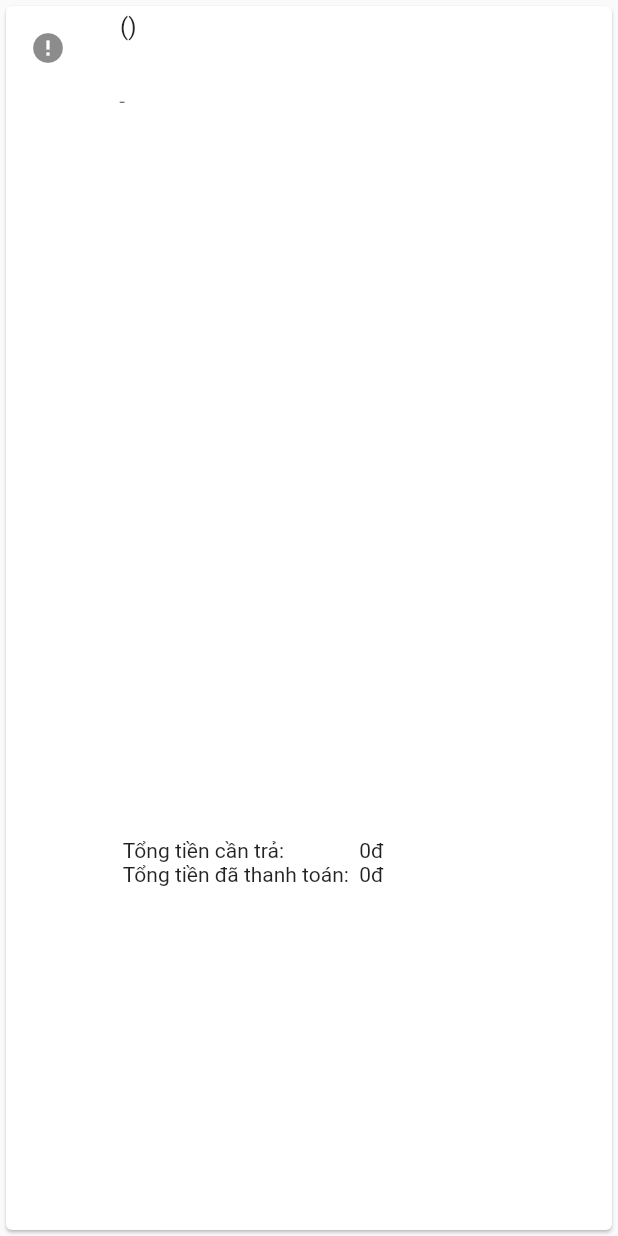
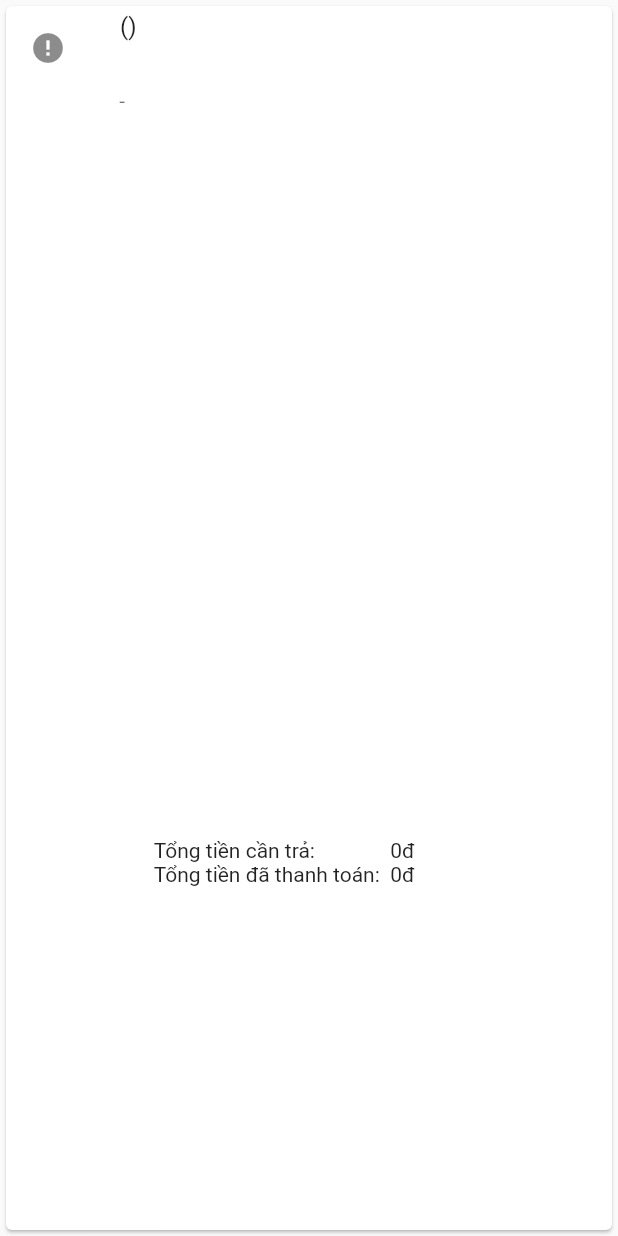
Before and after one commit to khangzxrr/hui_management_flutter, a Flutter app: the SingleMemberScreen widget shown alone on an empty page, opened directly with empty values, on a phone screen of 412 x 824 dp. Run offline on Flutter 3.47's test engine with Material 2 defaults, Android fonts, the phone set to English and light mode, and no system bars; drawn by our look-alikes of cached_network_image; our stand-ins replace after_layout, auto_route, cross_file, currency_text_input_formatter, firebase_core, firebase_storage and 7 more; missing offline and left inert: form_builder_extra_fields, form_builder_image_picker, pluto_grid; accounts and stored records are empty; network calls fail; statements that could not run were skipped.

Commit message:
fix display on iphone

```diff
--- a/lib/view/member/members_report.dart
+++ b/lib/view/member/members_report.dart
@@ -51,7 +51,7 @@ class SingleMemberReport extends StatelessWidget {
               height: 10,
             ),
             SizedBox(
-              width: isOnPhone ? MediaQuery.of(context).size.width * 0.8 : MediaQuery.of(context).size.width * 0.3,
+              width: isOnPhone ? MediaQuery.of(context).size.width * 0.9 : MediaQuery.of(context).size.width * 0.3,
               child: Padding(
                 padding: isOnPhone ? const EdgeInsets.fromLTRB(0, 5, 0, 10) : const EdgeInsets.fromLTRB(0, 0, 10, 0),
                 child: Row(
--- a/lib/view/payments/payments_members_view.dart
+++ b/lib/view/payments/payments_members_view.dart
@@ -30,7 +30,7 @@ class SingleMemberScreen extends StatelessWidget {
               mainAxisAlignment: MainAxisAlignment.spaceBetween,
               children: [
                 SizedBox(
-                  width: MediaQuery.of(context).size.width * (isOnPhone ? 0.8 : 0.6),
+                  width: MediaQuery.of(context).size.width * (isOnPhone ? 0.9 : 0.6),
                   child: ListTile(
                     leading: CachedNetworkImage(
                       imageUrl: user.imageUrl,
```
